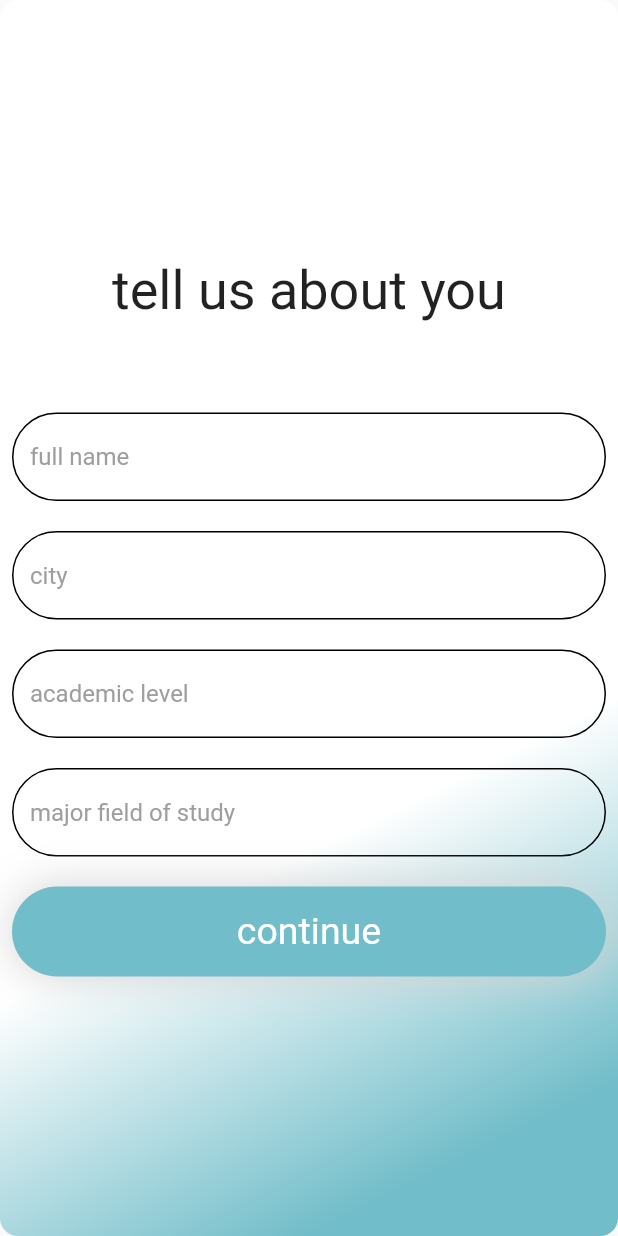
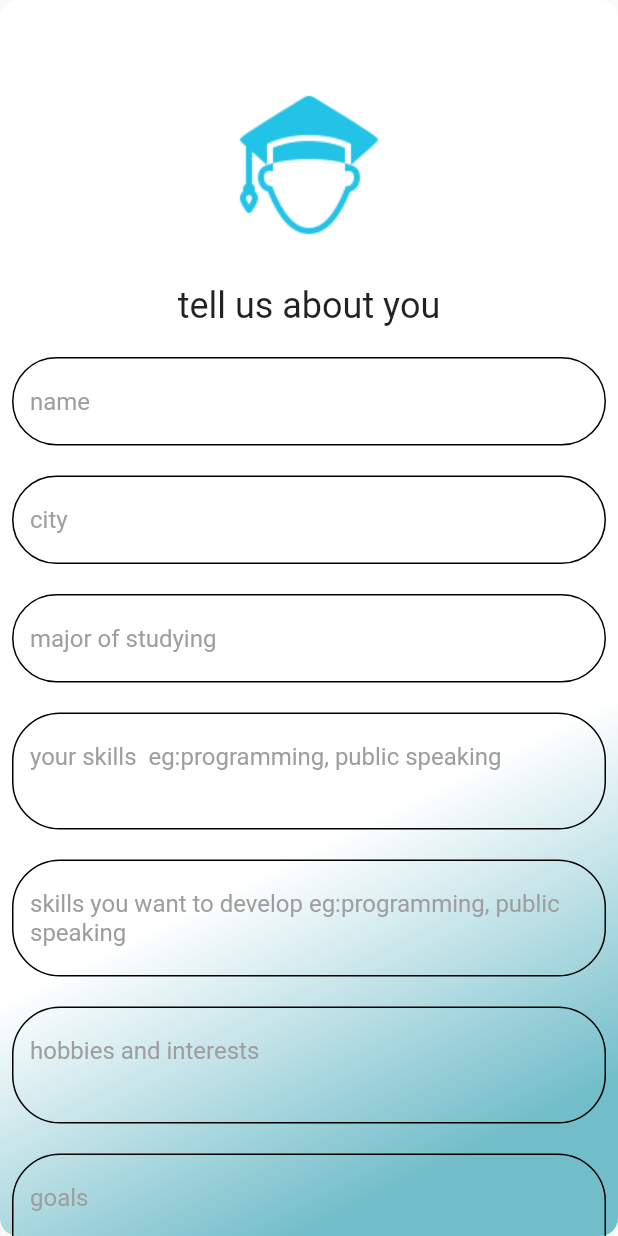
Before and after one commit to Yousefjoo17/skillSync, a Flutter app: the SelectionViewBody screen opened directly, after a tap on "Student", on a phone screen of 412 x 824 dp. Run offline on Flutter 3.47's test engine with Material 2 defaults, Android fonts, the phone set to English and light mode, and no system bars; our stand-ins replace go_router, modal_progress_hud_nsn.

Commit message:
student and activity survey

```diff
--- a/lib/core/utils/app_router.dart
+++ b/lib/core/utils/app_router.dart
@@ -1,21 +1,19 @@
 import 'package:go_router/go_router.dart';
+import 'package:stud/features/activity/presentation/views/activity_survey_view.dart.dart';
 import 'package:stud/features/splash/presentaion/views/intro_view.dart';
 import 'package:stud/features/splash/presentaion/views/login_view.dart';
 import 'package:stud/features/splash/presentaion/views/register_view.dart';
 import 'package:stud/features/splash/presentaion/views/selection_view.dart';
 import 'package:stud/features/splash/presentaion/views/welcome_view.dart';
-import 'package:stud/features/student/presentation/views/student_q1_view.dart';
-import 'package:stud/features/student/presentation/views/student_q2_view.dart';
-import 'package:stud/features/student/presentation/views/student_q3_view.dart';
+import 'package:stud/features/student/presentation/views/student_servey_view.dart';
 
 abstract class AppRouter {
   static const String kSelectionView = '/selection';
   static const String kWelcomeView = '/welcome';
   static const String kRegister = '/register';
   static const String kLogin = '/login';
-  static const String kStudentq1 = '/studentQ1';
-  static const String kStudentq2 = '/studentQ2';
-  static const String kStudentq3 = '/studentQ3';
+  static const String kStudentSurvey = '/studentSurvey';
+  static const String kActivitySurvey = '/ActivitySurvey';
 
   static final router = GoRouter(
     routes: [
@@ -40,15 +38,12 @@ abstract class AppRouter {
         builder: (context, state) => const LoginView(),
       ),
       GoRoute(
-        path: kStudentq1,
-        builder: (context, state) => const StudentQ1View(),
+        path: kStudentSurvey,
+        builder: (context, state) => const StudentSurveyView(),
       ),
-       GoRoute(
-        path: kStudentq2,
-        builder: (context, state) => const StudentQ2view(),
-      ), GoRoute(
-        path: kStudentq3,
-        builder: (context, state) => const StudentQ3view(),
+      GoRoute(
+        path: kActivitySurvey,
+        builder: (context, state) => const ActivitySurveyView(),
       ),
     ],
   );
--- a/lib/core/utils/assets_data.dart
+++ b/lib/core/utils/assets_data.dart
@@ -1,6 +1,7 @@
 abstract class AssetsData {
   static String kLogo = "assets/images/Logo3.png";
-  static String kStudentMale = "assets/images/malestud2.png";
-  static String kStudentFemale = "assets/images/femalestud.png";
+  static String kMale = "assets/images/malestud2.png";
+  static String kFemale = "assets/images/femalestud.png";
   static String kYouth = "assets/images/youth.png";
+  static String kActivity = "assets/images/activity.png";
 }
--- a/lib/core/widgets/custom_text_field.dart
+++ b/lib/core/widgets/custom_text_field.dart
@@ -6,10 +6,12 @@ class CustomTextField extends StatelessWidget {
     required this.hinttext,
     this.onchanged,
     this.maxLines,
+    this.keyboardType,
   });
   final String? hinttext;
   final Function(String)? onchanged;
   final int? maxLines;
+  final TextInputType? keyboardType;
   @override
   Widget build(BuildContext context) {
     return TextFormField(
@@ -22,6 +24,7 @@ class CustomTextField extends StatelessWidget {
       },
       onChanged: onchanged,
       maxLines: maxLines,
+      keyboardType: keyboardType,
       decoration: InputDecoration(
         hintText: hinttext,
         hintStyle: const TextStyle(color: Colors.grey),
--- a/lib/features/splash/presentaion/views/widgets/login_view_body.dart
+++ b/lib/features/splash/presentaion/views/widgets/login_view_body.dart
@@ -30,7 +30,7 @@ class _LoginViewBodyState extends State<LoginViewBody> {
               children: [
                 const SizedBox(height: 35),
                 Image.asset(
-                  AssetsData.kStudentFemale,
+                  AssetsData.kFemale,
                   height: 100,
                 ),
                 const Row(
--- a/lib/features/splash/presentaion/views/widgets/register_view_body.dart
+++ b/lib/features/splash/presentaion/views/widgets/register_view_body.dart
@@ -32,7 +32,7 @@ class _RegisterViewBodyState extends State<RegisterViewBody> {
                 children: [
                   const SizedBox(height: 45),
                   Image.asset(
-                    AssetsData.kStudentMale,
+                    AssetsData.kMale,
                     height: 100,
                   ),
                   const Row(
--- a/lib/features/splash/presentaion/views/widgets/selection_view_body.dart
+++ b/lib/features/splash/presentaion/views/widgets/selection_view_body.dart
@@ -16,14 +16,14 @@ class SelectionViewBody extends StatelessWidget {
           color: kColor3,
           text: "Student Activity",
           onPressed: () {
-            //GoRouter.of(context).push(AppRouter.kWelcomeActivity);
+            GoRouter.of(context).push(AppRouter.kActivitySurvey);
           },
         ),
         SelectionWidget(
           color: kColor2,
           text: "Student",
           onPressed: () {
-            GoRouter.of(context).push(AppRouter.kStudentq1);
+            GoRouter.of(context).push(AppRouter.kStudentSurvey);
           },
         )
       ],
--- a/lib/features/student/presentation/views/student_q1_view.dart
+++ /dev/null
@@ -1,63 +0,0 @@
-import 'package:flutter/material.dart';
-import 'package:go_router/go_router.dart';
-import 'package:stud/constants.dart';
-import 'package:stud/core/methods/Custom_Box_Decoration.dart';
-import 'package:stud/core/utils/app_router.dart';
-import 'package:stud/core/widgets/custom_button.dart';
-import 'package:stud/core/widgets/custom_text_field.dart';
-
-class StudentQ1View extends StatelessWidget {
-  const StudentQ1View({super.key});
-
-  @override
-  Widget build(BuildContext context) {
-    return Scaffold(
-      body: Container(
-        decoration: customBoxDecoration([Colors.white, Colors.white, kColor3]),
-        child: Padding(
-          padding: const EdgeInsets.symmetric(horizontal: 8),
-          child: Column(
-            mainAxisAlignment: MainAxisAlignment.center,
-            crossAxisAlignment: CrossAxisAlignment.stretch,
-            children: [
-              const Center(
-                child: Text(
-                  "tell us about you",
-                  style: TextStyle(fontSize: 36),
-                ),
-              ),
-              const SizedBox(height: 60),
-              CustomTextField(
-                hinttext: "full name",
-                onchanged: (p0) {},
-              ),
-              const SizedBox(height: 20),
-              CustomTextField(
-                hinttext: "city",
-                onchanged: (p0) {},
-              ),
-              const SizedBox(height: 20),
-              CustomTextField(
-                hinttext: "academic level",
-                onchanged: (p0) {},
-              ),
-              const SizedBox(height: 20),
-              CustomTextField(
-                hinttext: "major field of study",
-                onchanged: (p0) {},
-              ),
-              const SizedBox(height: 20),
-              CustomButton(
-                text: "continue",
-                ontap: () {
-                  GoRouter.of(context).push(AppRouter.kStudentq2);
-                },
-                color: kColor3,
-              ),
-            ],
-          ),
-        ),
-      ),
-    );
-  }
-}
--- /dev/null
+++ b/lib/features/student/presentation/views/student_servey_view.dart
@@ -0,0 +1,11 @@
+import 'package:flutter/material.dart';
+import 'package:stud/features/student/presentation/views/widgets/student_survey_view-body.dart';
+
+class StudentSurveyView extends StatelessWidget {
+  const StudentSurveyView({super.key});
+
+  @override
+  Widget build(BuildContext context) {
+    return const StudentSurveyViewBody();
+  }
+}
--- /dev/null
+++ b/lib/features/student/presentation/views/widgets/student_survey_view-body.dart
@@ -0,0 +1,85 @@
+import 'package:flutter/material.dart';
+import 'package:stud/constants.dart';
+import 'package:stud/core/methods/Custom_Box_Decoration.dart';
+import 'package:stud/core/utils/assets_data.dart';
+import 'package:stud/core/widgets/custom_button.dart';
+import 'package:stud/core/widgets/custom_text_field.dart';
+
+class StudentSurveyViewBody extends StatelessWidget {
+  const StudentSurveyViewBody({super.key});
+
+  @override
+  Widget build(BuildContext context) {
+    return Scaffold(
+      body: Container(
+        decoration: customBoxDecoration([Colors.white, Colors.white, kColor3]),
+        child: Padding(
+          padding: const EdgeInsets.symmetric(horizontal: 8),
+          child: ListView(
+            children: [
+              const SizedBox(height: 50),
+              Image.asset(
+                AssetsData.kMale,
+                height: 120,
+              ),
+              const SizedBox(height: 20),
+              const Center(
+                child: Text(
+                  "tell us about you",
+                  style: TextStyle(fontSize: 24),
+                ),
+              ),
+              const SizedBox(height: 20),
+              CustomTextField(
+                hinttext: "name",
+                onchanged: (p0) {},
+              ),
+              const SizedBox(height: 20),
+              CustomTextField(
+                hinttext: "city",
+                onchanged: (p0) {},
+              ),
+              const SizedBox(height: 20),
+              CustomTextField(
+                hinttext: "major of studying",
+                onchanged: (p0) {},
+              ),
+              const SizedBox(height: 20),
+              const CustomTextField(
+                hinttext: "your skills  eg:programming, public speaking",
+                maxLines: 2,
+              ),
+              const SizedBox(height: 20),
+              const CustomTextField(
+                hinttext:
+                    "skills you want to develop eg:programming, public speaking",
+                maxLines: 2,
+              ),
+              const SizedBox(height: 20),
+              const CustomTextField(
+                hinttext: "hobbies and interests",
+                maxLines: 2,
+              ),
+              const SizedBox(height: 20),
+              const CustomTextField(hinttext: "goals", maxLines: 3),
+              const SizedBox(height: 20),
+              const CustomTextField(
+                hinttext: "weekly available time",
+                keyboardType: TextInputType.number,
+              ),
+              const SizedBox(height: 20),
+              CustomButton(
+                text: "submit",
+                ontap: () {
+                  // GoRouter.of(context).push(AppRouter.kActivityq2);
+                },
+                color: kColor1,
+              ),
+              const SizedBox(height: 20),
+            ],
+          ),
+        ),
+      ),
+    );
+  }
+}
```
Also changed, not shown: lib/features/activity/presentation/views/activity_survey_view.dart.dart (added, +11 -0 lines), lib/features/activity/presentation/views/widgets/activity_survey_view_body.dart (added, +89 -0 lines), lib/features/activity/presentation/views/widgets/welcome_activity_body.dart (deleted, +0 -20 lines), lib/features/student/presentation/views/student_q2_view.dart (deleted, +0 -60 lines), lib/features/student/presentation/views/student_q3_view.dart (deleted, +0 -47 lines), assets/images/activity.png (added).
